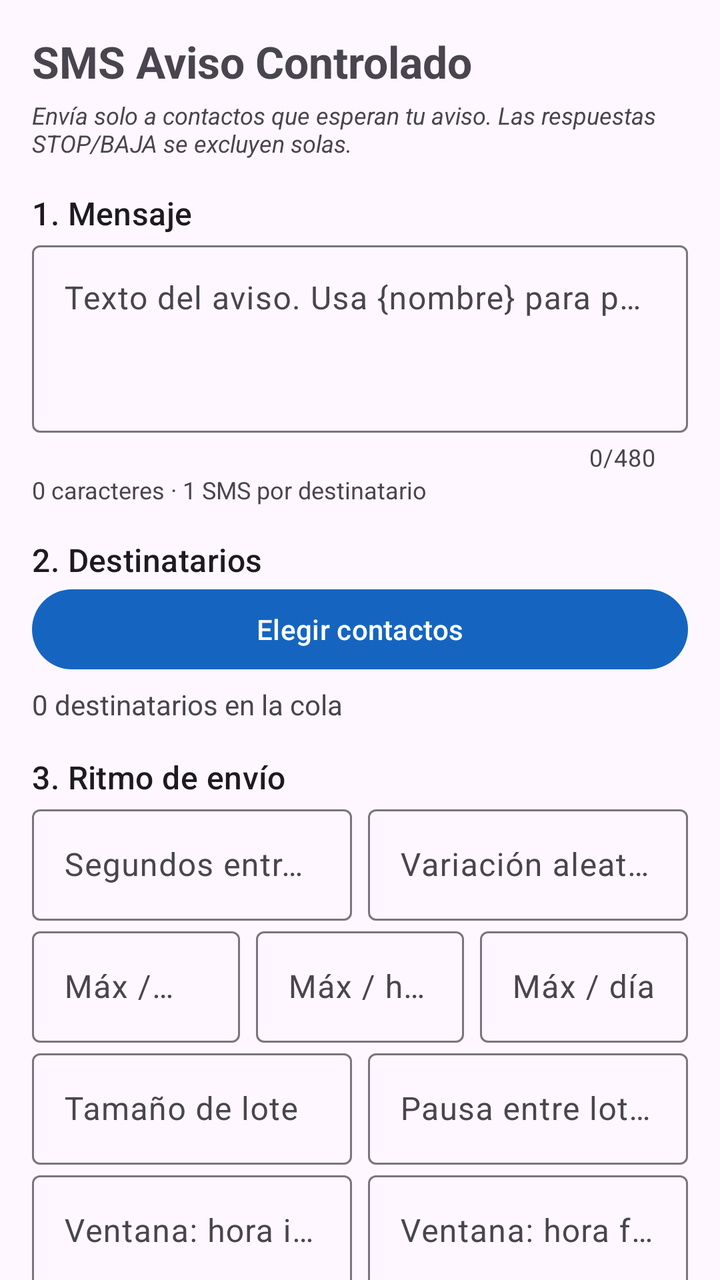
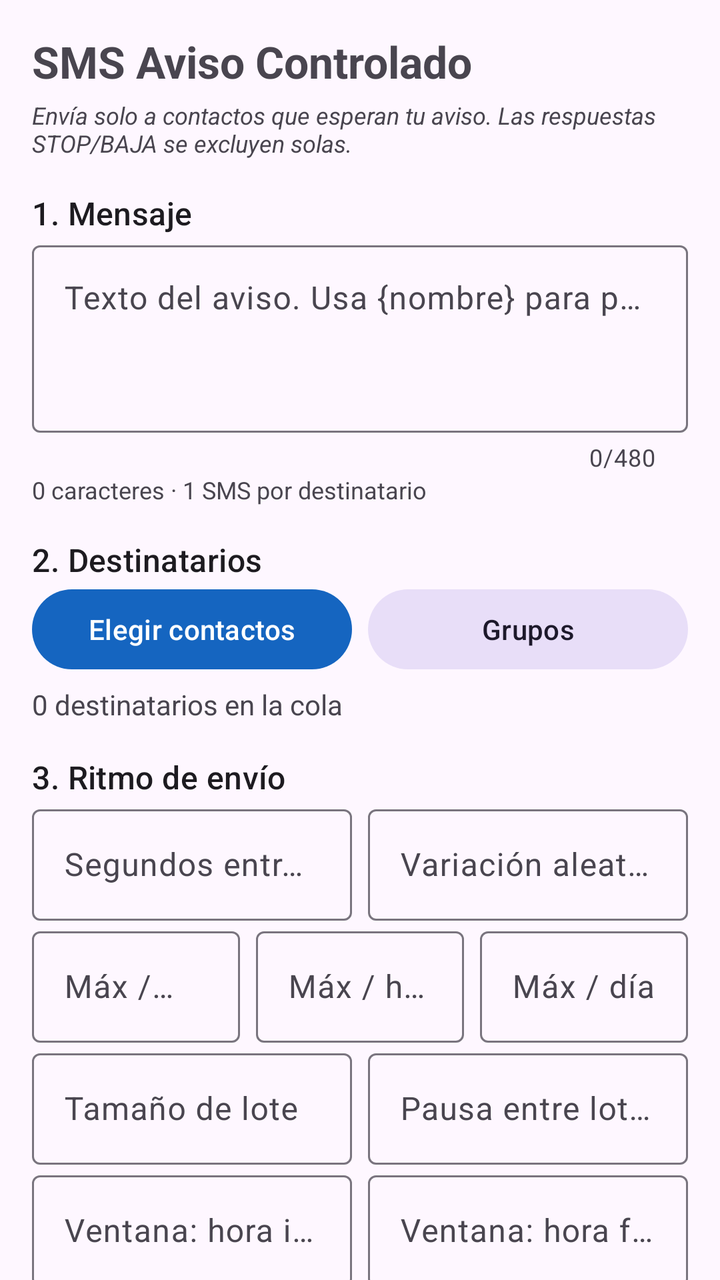

Compare the two renders of this Android layout. The source of the first and the diff that turns it into the second are given below.
<!-- AndroidManifest.xml: application theme Theme.SmsAviso -->
<!-- res/layout/activity_main.xml -->
<?xml version="1.0" encoding="utf-8"?>
<androidx.core.widget.NestedScrollView xmlns:android="http://schemas.android.com/apk/res/android"
    xmlns:app="http://schemas.android.com/apk/res-auto"
    android:layout_width="match_parent"
    android:layout_height="match_parent"
    android:fillViewport="true">

    <LinearLayout
        android:layout_width="match_parent"
        android:layout_height="wrap_content"
        android:orientation="vertical"
        android:padding="16dp">

        <TextView
            android:layout_width="match_parent"
            android:layout_height="wrap_content"
            android:text="@string/app_name"
            android:textSize="22sp"
            android:textStyle="bold" />

        <TextView
            android:layout_width="match_parent"
            android:layout_height="wrap_content"
            android:layout_marginTop="4dp"
            android:text="@string/disclaimer_short"
            android:textSize="12sp"
            android:textStyle="italic" />

        
        <TextView style="@style/TextAppearance.Material3.TitleMedium"
            android:layout_width="wrap_content" android:layout_height="wrap_content"
            android:layout_marginTop="16dp" android:text="1. Mensaje" />

        <com.google.android.material.textfield.TextInputLayout
            android:layout_width="match_parent"
            android:layout_height="wrap_content"
            android:hint="Texto del aviso. Usa {nombre} para personalizar."
            app:counterEnabled="true"
            app:counterMaxLength="480">

            <com.google.android.material.textfield.TextInputEditText
                android:id="@+id/etMessage"
                android:layout_width="match_parent"
                android:layout_height="wrap_content"
                android:gravity="top"
                android:inputType="textMultiLine|textCapSentences"
                android:minLines="3" />
        </com.google.android.material.textfield.TextInputLayout>

        <TextView
            android:id="@+id/tvSmsCount"
            android:layout_width="match_parent"
            android:layout_height="wrap_content"
            android:textSize="12sp"
            android:text="0 caracteres · 1 SMS por destinatario" />

        
        <TextView style="@style/TextAppearance.Material3.TitleMedium"
            android:layout_width="wrap_content" android:layout_height="wrap_content"
            android:layout_marginTop="16dp" android:text="2. Destinatarios" />

        <com.google.android.material.button.MaterialButton
            android:id="@+id/btnPickContacts"
            android:layout_width="match_parent"
            android:layout_height="wrap_content"
            android:text="Elegir contactos" />

        <TextView
            android:id="@+id/tvRecipients"
            android:layout_width="match_parent"
            android:layout_height="wrap_content"
            android:layout_marginTop="4dp"
            android:text="0 destinatarios en la cola" />

        
        <TextView style="@style/TextAppearance.Material3.TitleMedium"
            android:layout_width="wrap_content" android:layout_height="wrap_content"
            android:layout_marginTop="16dp" android:text="3. Ritmo de envío" />

        <LinearLayout android:layout_width="match_parent" android:layout_height="wrap_content" android:orientation="horizontal">
            <com.google.android.material.textfield.TextInputLayout
                android:layout_width="0dp" android:layout_height="wrap_content" android:layout_weight="1"
                android:layout_marginEnd="4dp" android:hint="Segundos entre SMS">
                <com.google.android.material.textfield.TextInputEditText
                    android:id="@+id/etMinDelay" android:layout_width="match_parent" android:layout_height="wrap_content"
                    android:inputType="number" />
            </com.google.android.material.textfield.TextInputLayout>
            <com.google.android.material.textfield.TextInputLayout
                android:layout_width="0dp" android:layout_height="wrap_content" android:layout_weight="1"
                android:layout_marginStart="4dp" android:hint="Variación aleatoria (± s)">
                <com.google.android.material.textfield.TextInputEditText
                    android:id="@+id/etJitter" android:layout_width="match_parent" android:layout_height="wrap_content"
                    android:inputType="number" />
            </com.google.android.material.textfield.TextInputLayout>
        </LinearLayout>

        <LinearLayout android:layout_width="match_parent" android:layout_height="wrap_content" android:orientation="horizontal">
            <com.google.android.material.textfield.TextInputLayout
                android:layout_width="0dp" android:layout_height="wrap_content" android:layout_weight="1"
                android:layout_marginEnd="4dp" android:hint="Máx / minuto">
                <com.google.android.material.textfield.TextInputEditText
                    android:id="@+id/etMaxMin" android:layout_width="match_parent" android:layout_height="wrap_content"
                    android:inputType="number" />
            </com.google.android.material.textfield.TextInputLayout>
            <com.google.android.material.textfield.TextInputLayout
                android:layout_width="0dp" android:layout_height="wrap_content" android:layout_weight="1"
                android:layout_marginStart="4dp" android:layout_marginEnd="4dp" android:hint="Máx / hora">
                <com.google.android.material.textfield.TextInputEditText
                    android:id="@+id/etMaxHour" android:layout_width="match_parent" android:layout_height="wrap_content"
                    android:inputType="number" />
            </com.google.android.material.textfield.TextInputLayout>
            <com.google.android.material.textfield.TextInputLayout
                android:layout_width="0dp" android:layout_height="wrap_content" android:layout_weight="1"
                android:layout_marginStart="4dp" android:hint="Máx / día">
                <com.google.android.material.textfield.TextInputEditText
                    android:id="@+id/etMaxDay" android:layout_width="match_parent" android:layout_height="wrap_content"
                    android:inputType="number" />
            </com.google.android.material.textfield.TextInputLayout>
        </LinearLayout>

        <LinearLayout android:layout_width="match_parent" android:layout_height="wrap_content" android:orientation="horizontal">
            <com.google.android.material.textfield.TextInputLayout
                android:layout_width="0dp" android:layout_height="wrap_content" android:layout_weight="1"
                android:layout_marginEnd="4dp" android:hint="Tamaño de lote">
                <com.google.android.material.textfield.TextInputEditText
                    android:id="@+id/etBatchSize" android:layout_width="match_parent" android:layout_height="wrap_content"
                    android:inputType="number" />
            </com.google.android.material.textfield.TextInputLayout>
            <com.google.android.material.textfield.TextInputLayout
                android:layout_width="0dp" android:layout_height="wrap_content" android:layout_weight="1"
                android:layout_marginStart="4dp" android:hint="Pausa entre lotes (min)">
                <com.google.android.material.textfield.TextInputEditText
                    android:id="@+id/etBatchPause" android:layout_width="match_parent" android:layout_height="wrap_content"
                    android:inputType="number" />
            </com.google.android.material.textfield.TextInputLayout>
        </LinearLayout>

        <LinearLayout android:layout_width="match_parent" android:layout_height="wrap_content" android:orientation="horizontal">
            <com.google.android.material.textfield.TextInputLayout
                android:layout_width="0dp" android:layout_height="wrap_content" android:layout_weight="1"
                android:layout_marginEnd="4dp" android:hint="Ventana: hora inicio (0-23)">
                <com.google.android.material.textfield.TextInputEditText
                    android:id="@+id/etWinStart" android:layout_width="match_parent" android:layout_height="wrap_content"
                    android:inputType="number" />
            </com.google.android.material.textfield.TextInputLayout>
            <com.google.android.material.textfield.TextInputLayout
                android:layout_width="0dp" android:layout_height="wrap_content" android:layout_weight="1"
                android:layout_marginStart="4dp" android:hint="Ventana: hora fin (0-23)">
                <com.google.android.material.textfield.TextInputEditText
                    android:id="@+id/etWinEnd" android:layout_width="match_parent" android:layout_height="wrap_content"
                    android:inputType="number" />
            </com.google.android.material.textfield.TextInputLayout>
        </LinearLayout>

        <TextView
            android:layout_width="match_parent" android:layout_height="wrap_content"
            android:layout_marginTop="8dp" android:text="Tarjeta SIM" android:textSize="12sp" />
        <Spinner
            android:id="@+id/spSim"
            android:layout_width="match_parent"
            android:layout_height="wrap_content" />

        <com.google.android.material.materialswitch.MaterialSwitch
            android:id="@+id/swRetry"
            android:layout_width="match_parent"
            android:layout_height="wrap_content"
            android:layout_marginTop="8dp"
            android:text="Reintentar automáticamente los fallidos por límite del sistema" />

        
        <TextView style="@style/TextAppearance.Material3.TitleMedium"
            android:layout_width="wrap_content" android:layout_height="wrap_content"
            android:layout_marginTop="16dp" android:text="4. Control" />

        <LinearLayout android:layout_width="match_parent" android:layout_height="wrap_content" android:orientation="horizontal">
            <com.google.android.material.button.MaterialButton
                android:id="@+id/btnStart" android:layout_width="0dp" android:layout_height="wrap_content"
                android:layout_weight="1" android:layout_marginEnd="4dp" android:text="Iniciar" />
            <com.google.android.material.button.MaterialButton
                android:id="@+id/btnPause" style="@style/Widget.Material3.Button.TonalButton"
                android:layout_width="0dp" android:layout_height="wrap_content"
                android:layout_weight="1" android:layout_marginStart="4dp" android:layout_marginEnd="4dp"
                android:text="Pausar" />
            <com.google.android.material.button.MaterialButton
                android:id="@+id/btnStop" style="@style/Widget.Material3.Button.OutlinedButton"
                android:layout_width="0dp" android:layout_height="wrap_content"
                android:layout_weight="1" android:layout_marginStart="4dp" android:text="Detener" />
        </LinearLayout>

        <com.google.android.material.progressindicator.LinearProgressIndicator
            android:id="@+id/progress"
            android:layout_width="match_parent"
            android:layout_height="wrap_content"
            android:layout_marginTop="12dp"
            android:max="100"
            app:trackCornerRadius="4dp" />

        <TextView
            android:id="@+id/tvStatus"
            android:layout_width="match_parent"
            android:layout_height="wrap_content"
            android:layout_marginTop="8dp"
            android:textSize="14sp"
            android:text="Sin actividad" />

        <com.google.android.material.button.MaterialButton
            android:id="@+id/btnHistory"
            style="@style/Widget.Material3.Button.TextButton"
            android:layout_width="match_parent"
            android:layout_height="wrap_content"
            android:layout_marginTop="8dp"
            android:text="Ver historial y exclusiones" />

        <com.google.android.material.button.MaterialButton
            android:id="@+id/btnClearQueue"
            style="@style/Widget.Material3.Button.TextButton"
            android:layout_width="match_parent"
            android:layout_height="wrap_content"
            android:text="Vaciar la cola de destinatarios" />

    </LinearLayout>
</androidx.core.widget.NestedScrollView>
<!-- resources referenced by this layout -->
<resources>
  <string name="app_name">SMS Aviso Controlado</string>
  <string name="disclaimer_short">Envía solo a contactos que esperan tu aviso. Las respuestas STOP/BAJA se excluyen solas.</string>
  <style name="Theme.SmsAviso" parent="Theme.Material3.DayNight.NoActionBar">
          <item name="colorPrimary">@color/brand_primary</item>
          <item name="colorPrimaryDark">@color/brand_primary_dark</item>
          <item name="colorSecondary">@color/brand_secondary</item>
          <item name="android:statusBarColor">@color/brand_primary_dark</item>
      </style>
  <color name="brand_primary">#1565C0</color>
  <color name="brand_primary_dark">#0D47A1</color>
  <color name="brand_secondary">#00897B</color>
</resources>

<!-- the commit's change to res/layout/activity_main.xml (unified diff, before → after) -->
@@ -59,11 +59,28 @@
             android:layout_width="wrap_content" android:layout_height="wrap_content"
             android:layout_marginTop="16dp" android:text="2. Destinatarios" />
 
-        <com.google.android.material.button.MaterialButton
-            android:id="@+id/btnPickContacts"
-            android:layout_width="match_parent"
-            android:layout_height="wrap_content"
-            android:text="Elegir contactos" />
+        <LinearLayout
+            android:layout_width="match_parent"
+            android:layout_height="wrap_content"
+            android:orientation="horizontal">
+
+            <com.google.android.material.button.MaterialButton
+                android:id="@+id/btnPickContacts"
+                android:layout_width="0dp"
+                android:layout_height="wrap_content"
+                android:layout_marginEnd="4dp"
+                android:layout_weight="1"
+                android:text="Elegir contactos" />
+
+            <com.google.android.material.button.MaterialButton
+                android:id="@+id/btnGroups"
+                style="@style/Widget.Material3.Button.TonalButton"
+                android:layout_width="0dp"
+                android:layout_height="wrap_content"
+                android:layout_marginStart="4dp"
+                android:layout_weight="1"
+                android:text="Grupos" />
+        </LinearLayout>
 
         <TextView
             android:id="@+id/tvRecipients"
